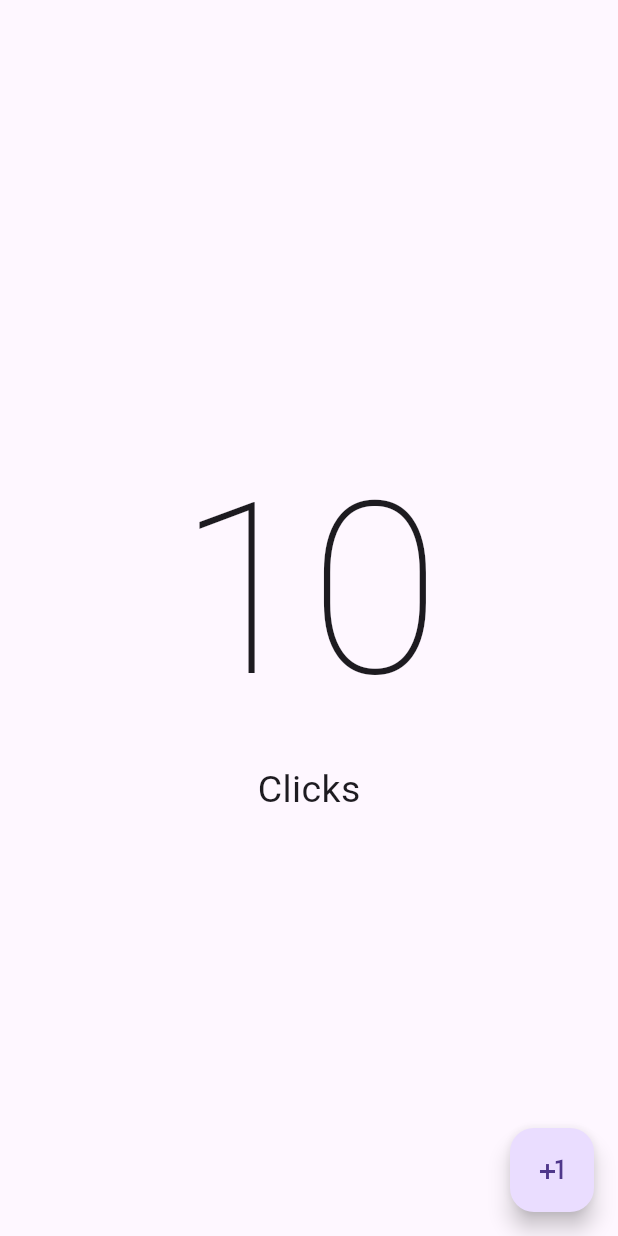
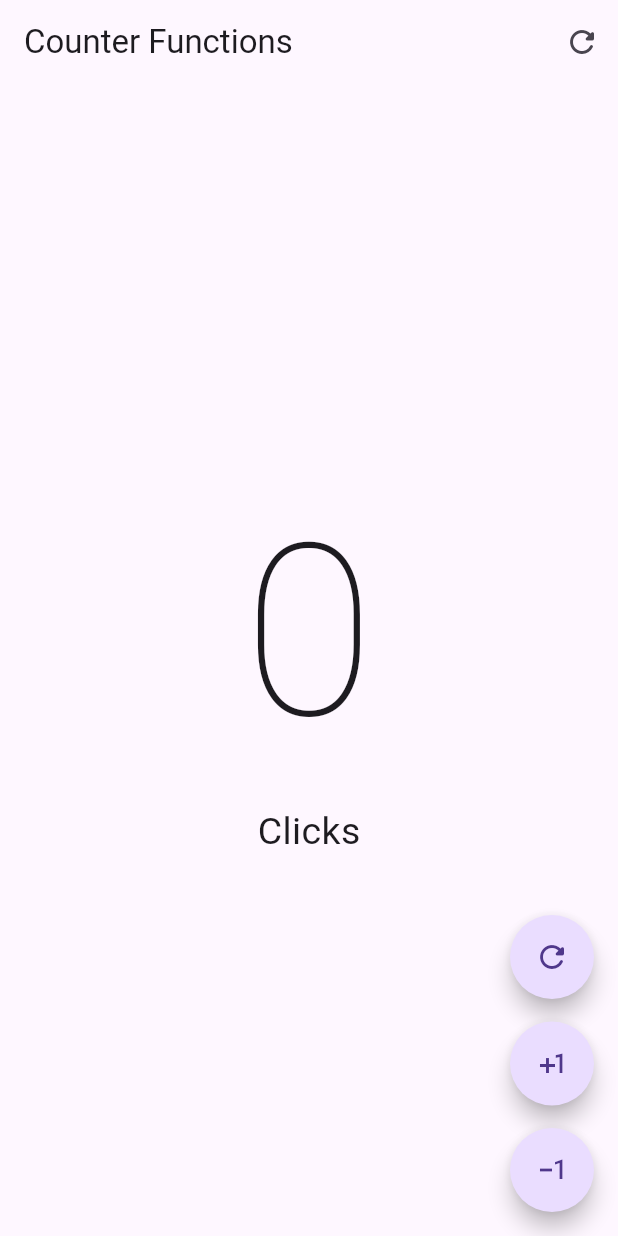
Before and after one commit to Samuel-Escalera/counter_flutter, a Flutter app: the screen it shows after launch, on a phone screen of 412 x 824 dp. Run offline on Flutter 3.47's test engine with Material 3 defaults, Android fonts, the phone set to English and light mode, and no system bars.

Commit message:
feat: new controller click buttons

```diff
--- a/lib/main.dart
+++ b/lib/main.dart
@@ -1,4 +1,5 @@
-import 'package:counter_flutter_mobile/presentation/screens/counter/counter_screen.dart';
+import 'package:counter_flutter_mobile/presentation/screens/counter/counter_functions_screen.dart';
+// import 'package:counter_flutter_mobile/presentation/screens/counter/counter_screen.dart';
 import 'package:flutter/material.dart';
 
 void main() {
@@ -11,6 +12,7 @@ class MyApp extends StatelessWidget {
   @override
   Widget build(BuildContext context) {
     return const MaterialApp(
-        debugShowCheckedModeBanner: false, home: CounterScreen());
+        debugShowCheckedModeBanner: false,
+        home: CounterFunctionsScreen());
   }
 }
--- /dev/null
+++ b/lib/presentation/screens/counter/counter_functions_screen.dart
@@ -0,0 +1,77 @@
+import 'package:flutter/material.dart';
+
+class CounterFunctionsScreen extends StatefulWidget {
+
+
+  const CounterFunctionsScreen({super.key});
+
+  @override
+  State<CounterFunctionsScreen> createState() => _CounterFunctionsScreenState();
+}
+
+class _CounterFunctionsScreenState extends State<CounterFunctionsScreen> {
+  int clickCounter = 0;
+
+  @override
+  Widget build(BuildContext context) {
+    return Scaffold(
+        appBar:  AppBar(
+          title: const Text("Counter Functions"),
+          actions: [
+            IconButton(
+            icon: const Icon( Icons.refresh_rounded),
+            onPressed: () {
+              setState(() {
+                clickCounter = 0;
+              });
+            })
+          ],
+        ),
+        body: Center(
+            child: Column(
+              mainAxisAlignment: MainAxisAlignment.center,
+              children: [
+                Text("$clickCounter",
+                    style: const TextStyle( fontSize: 160, fontWeight: FontWeight.w100)),
+                Text("Click${clickCounter == 1 ? '' : 's' }", style: const TextStyle( fontSize: 25)),
+              ],
+        )
+      ),
+      floatingActionButton: Column(
+        mainAxisAlignment: MainAxisAlignment.end,
+        children: [
+          FloatingActionButton(
+            shape: const StadiumBorder(),
+            onPressed: () {
+            clickCounter = 0;
+            setState(() {});
+            },
+            child: const Icon(Icons.refresh_rounded)
+          ),
+
+          const SizedBox( height: 15),
+
+          FloatingActionButton(
+            shape: const StadiumBorder(),
+            onPressed: () {
+            clickCounter++;
+            setState(() {});
+            },
+            child: const Icon(Icons.plus_one)
+          ),
+
+          const SizedBox( height: 15),
+
+          FloatingActionButton(
+            shape: const StadiumBorder(),
+            onPressed: () {
+            clickCounter--;
+            setState(() {});
+            },
+            child: const Icon(Icons.exposure_minus_1)
+          )
+        ]
+        )
+    );
+  }
+}
--- a/lib/presentation/screens/counter/counter_screen.dart
+++ b/lib/presentation/screens/counter/counter_screen.dart
@@ -1,23 +1,39 @@
 import 'package:flutter/material.dart';
 
-class CounterScreen extends StatelessWidget {
+class CounterScreen extends StatefulWidget {
+
+
   const CounterScreen({super.key});
 
   @override
+  State<CounterScreen> createState() => _CounterScreenState();
+}
+
+class _CounterScreenState extends State<CounterScreen> {
+  int clickCounter = 0;
+
+  @override
   Widget build(BuildContext context) {
-    return const Scaffold(
+    return Scaffold(
+        appBar:  AppBar(
+          title: const Text("Counter Screen"),
+        ),
         body: Center(
             child: Column(
               mainAxisAlignment: MainAxisAlignment.center,
               children: [
-                Text("10", style: TextStyle( fontSize: 160, fontWeight: FontWeight.w100)),
-                Text("Clicks", style: TextStyle( fontSize: 25))
+                Text("$clickCounter",
+                    style: const TextStyle( fontSize: 160, fontWeight: FontWeight.w100)),
+                Text("Click${clickCounter == 1 ? '' : 's' }", style: const TextStyle( fontSize: 25)),
               ],
         )
       ),
       floatingActionButton: FloatingActionButton(
-        onPressed: null,
-        child: Icon(Icons.plus_one),
+        onPressed: () {
+          clickCounter++;
+          setState(() {});
+        },
+        child: const Icon(Icons.plus_one),
       ),
     );
   }
```
